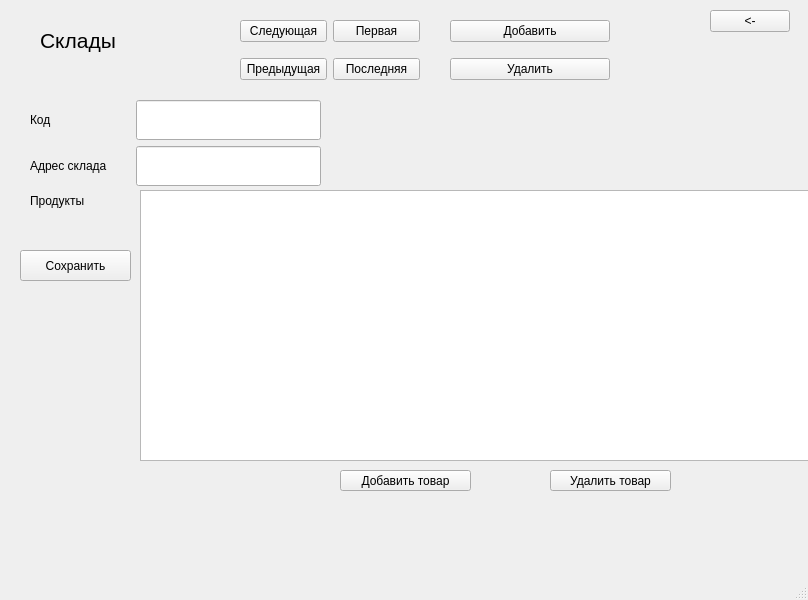
kubiknetrubik/pyqt_db_project_store, file windows/storages.ui: the form before one commit.
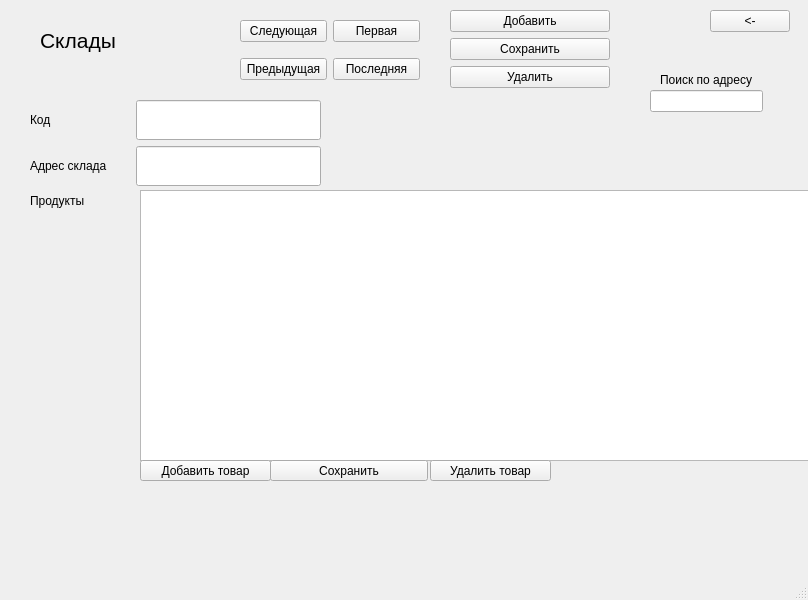
The form after the commit.

What changed in the file:
```diff
--- a/windows/storages.ui
+++ b/windows/storages.ui
@@ -77,20 +77,27 @@
      </rect>
     </property>
     <layout class="QGridLayout" name="gridLayout_2">
-     <item row="0" column="0">
-      <widget class="QPushButton" name="b_add">
-       <property name="text">
-        <string>Добавить</string>
-       </property>
-      </widget>
-     </item>
-     <item row="1" column="0">
+     <item row="2" column="0">
       <widget class="QPushButton" name="b_delete">
        <property name="text">
         <string>Удалить</string>
        </property>
       </widget>
      </item>
+     <item row="0" column="0">
+      <widget class="QPushButton" name="b_add">
+       <property name="text">
+        <string>Добавить</string>
+       </property>
+      </widget>
+     </item>
+     <item row="1" column="0">
+      <widget class="QPushButton" name="b_save">
+       <property name="text">
+        <string>Сохранить</string>
+       </property>
+      </widget>
+     </item>
     </layout>
    </widget>
    <widget class="QLabel" name="label">
@@ -198,8 +205,8 @@
    <widget class="QPushButton" name="b_add_detail">
     <property name="geometry">
      <rect>
-      <x>340</x>
-      <y>470</y>
+      <x>140</x>
+      <y>460</y>
       <width>131</width>
       <height>21</height>
      </rect>
@@ -211,8 +218,8 @@
    <widget class="QPushButton" name="b_delete_detail">
     <property name="geometry">
      <rect>
-      <x>550</x>
-      <y>470</y>
+      <x>430</x>
+      <y>460</y>
       <width>121</width>
       <height>21</height>
      </rect>
@@ -221,19 +228,42 @@
      <string>Удалить товар</string>
     </property>
    </widget>
-   <widget class="QPushButton" name="b_save">
+   <widget class="QPushButton" name="b_save_2">
     <property name="geometry">
      <rect>
-      <x>20</x>
-      <y>250</y>
-      <width>111</width>
-      <height>31</height>
+      <x>270</x>
+      <y>460</y>
+      <width>158</width>
+      <height>21</height>
      </rect>
     </property>
     <property name="text">
      <string>Сохранить</string>
     </property>
    </widget>
+   <widget class="QLineEdit" name="le_search">
+    <property name="geometry">
+     <rect>
+      <x>650</x>
+      <y>90</y>
+      <width>113</width>
+      <height>22</height>
+     </rect>
+    </property>
+   </widget>
+   <widget class="QLabel" name="label_5">
+    <property name="geometry">
+     <rect>
+      <x>660</x>
+      <y>70</y>
+      <width>111</width>
+      <height>20</height>
+     </rect>
+    </property>
+    <property name="text">
+     <string>Поиск по адресу</string>
+    </property>
+   </widget>
   </widget>
   <widget class="QMenuBar" name="menubar">
    <property name="geometry">
```
